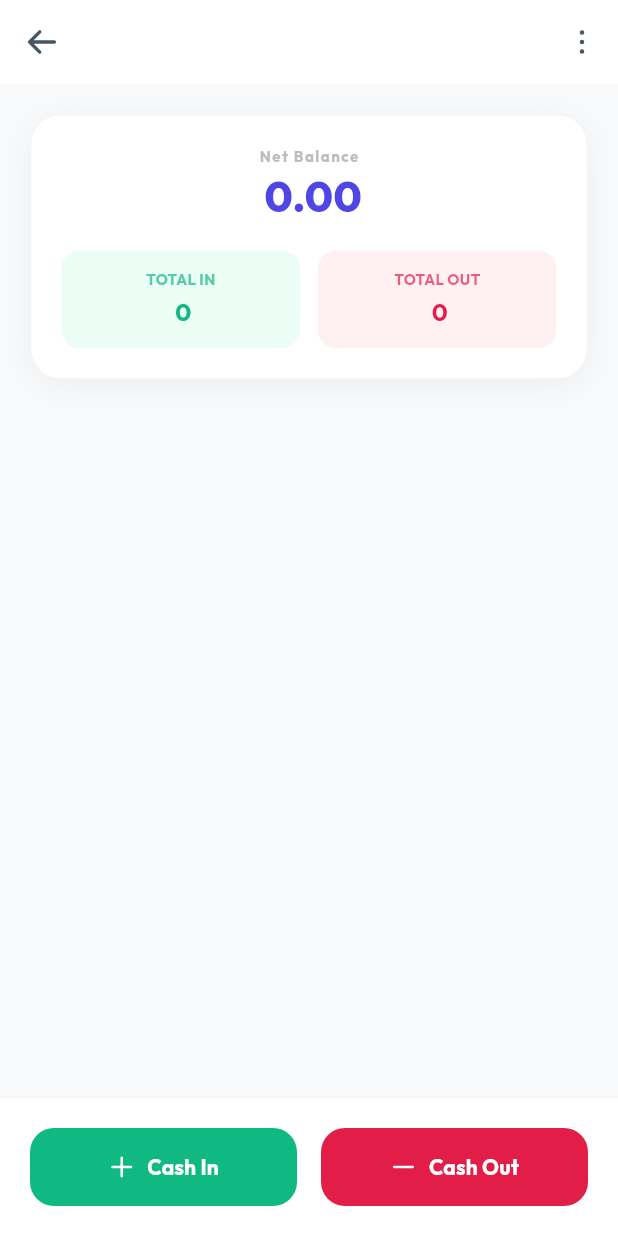
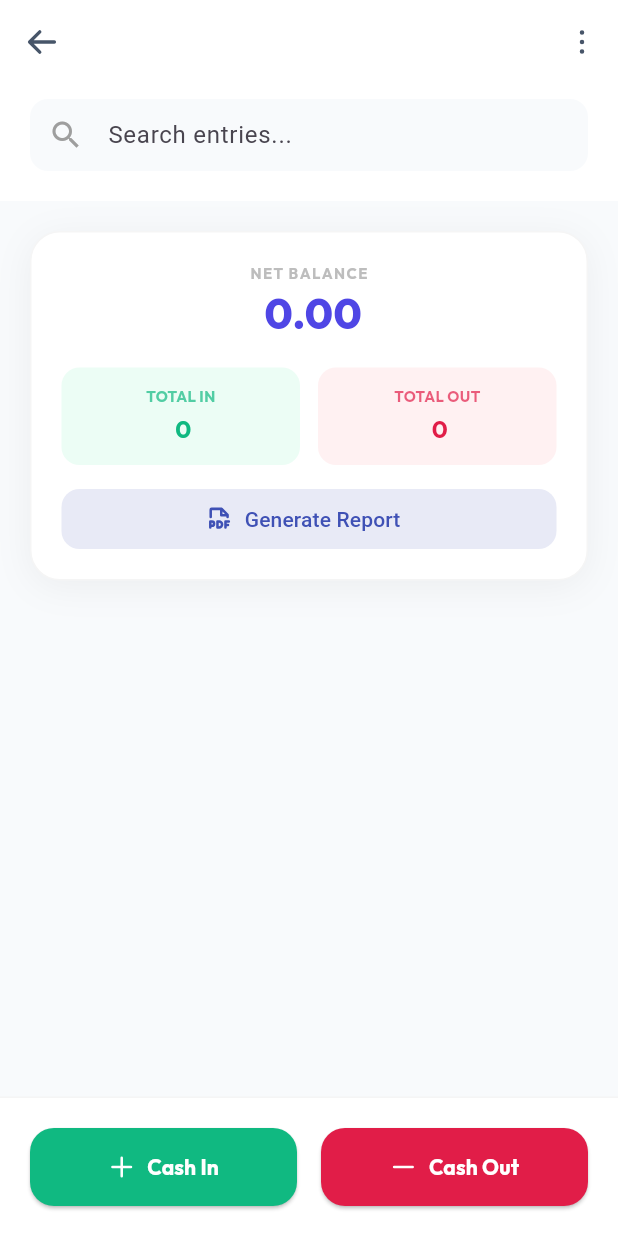
Before and after one commit to BajWarring/Sage_Books, a Flutter app: the CashbookPage screen opened directly with empty values, on a phone screen of 412 x 824 dp. Run offline on Flutter 3.47's test engine with Material 3 defaults, Android fonts, the phone set to English and light mode, and no system bars; our stand-ins replace cloud_firestore, firebase_auth, firebase_core, google_fonts, google_sign_in, lottie and 1 more; accounts and stored records are empty; network calls fail.

Commit message:
Update cashbook_page.dart

```diff
--- a/lib/cashbook/cashbook_page.dart
+++ b/lib/cashbook/cashbook_page.dart
@@ -5,6 +5,7 @@ import 'package:firebase_auth/firebase_auth.dart';
 import 'package:cloud_firestore/cloud_firestore.dart';
 import 'package:intl/intl.dart';
 import 'package:sage_books/cashbook/entry_form.dart';
+import 'package:sage_books/cashbook/entry_details.dart';
 
 class CashbookPage extends StatefulWidget {
   final User user;
@@ -26,10 +27,14 @@ class CashbookPage extends StatefulWidget {
 
 class _CashbookPageState extends State<CashbookPage> {
   // --- HELPERS ---
-  String _formatDate(Timestamp t) {
-    final date = t.toDate();
-    final today = DateTime.now();
-    if (date.year == today.year && date.month == today.month && date.day == today.day) return "Today";
+  String _formatDate(DateTime date) {
+    final now = DateTime.now();
+    final today = DateTime(now.year, now.month, now.day);
+    final yesterday = DateTime(now.year, now.month, now.day - 1);
+    final checkDate = DateTime(date.year, date.month, date.day);
+
+    if (checkDate == today) return "Today";
+    if (checkDate == yesterday) return "Yesterday";
     return DateFormat('MMM d, y').format(date);
   }
 
@@ -37,11 +42,11 @@ class _CashbookPageState extends State<CashbookPage> {
 
   @override
   Widget build(BuildContext context) {
-    final String symbol = widget.currency.split(' ')[0].replaceAll(RegExp(r'[()]'), ''); // Extract '$' or '€'
+    final String symbol = widget.currency;
 
     return Scaffold(
       backgroundColor: const Color(0xFFF8FAFC),
-      // --- HEADER ---
+      // --- APP BAR ---
       appBar: AppBar(
         backgroundColor: Colors.white,
         elevation: 0,
@@ -56,13 +61,33 @@ class _CashbookPageState extends State<CashbookPage> {
         actions: [
           IconButton(
             icon: Icon(PhosphorIcons.dotsThreeVertical(PhosphorIconsStyle.bold), color: const Color(0xFF475569)),
-            onPressed: () {}, // TODO: Cashbook Settings (Edit/Delete)
+            onPressed: () {}, // Options
           ),
         ],
       ),
 
       // --- BODY ---
-      body: StreamBuilder<QuerySnapshot>(
+      body: Column(
+        children: [
+          // 1. SEARCH BAR
+          Container(
+            padding: const EdgeInsets.fromLTRB(20, 10, 20, 20),
+            color: Colors.white,
+            child: TextField(
+              decoration: InputDecoration(
+                hintText: "Search entries...",
+                prefixIcon: const Icon(Icons.search, color: Colors.grey),
+                filled: true,
+                fillColor: const Color(0xFFF8FAFC),
+                contentPadding: EdgeInsets.zero,
+                border: OutlineInputBorder(borderRadius: BorderRadius.circular(12), borderSide: BorderSide.none),
+              ),
+            ),
+          ),
+
+          // 2. MAIN LIST
+          Expanded(
+            child: StreamBuilder<QuerySnapshot>(
               stream: FirebaseFirestore.instance
                   .collection('users')
                   .doc(widget.user.uid)
@@ -72,37 +97,58 @@ class _CashbookPageState extends State<CashbookPage> {
                   .orderBy('date', descending: true)
                   .snapshots(),
               builder: (context, snapshot) {
-          if (snapshot.connectionState == ConnectionState.waiting) return const Center(child: CircularProgressIndicator());
+                if (snapshot.connectionState == ConnectionState.waiting) {
+                  return const Center(child: CircularProgressIndicator());
+                }
 
                 final docs = snapshot.data?.docs ?? [];
 
-          // --- CALCULATE TOTALS ON THE FLY ---
+                // --- A. CALCULATE TOTALS ---
                 double totalIn = 0;
                 double totalOut = 0;
                 for (var doc in docs) {
                   final data = doc.data() as Map<String, dynamic>;
-            double amount = (data['amount'] ?? 0).toDouble();
-            if (data['type'] == 'in') totalIn += amount;
-            else totalOut += amount;
+                  double val = (data['amount'] ?? 0).toDouble();
+                  if (data['type'] == 'in') {
+                    totalIn += val;
+                  } else {
+                    totalOut += val;
+                  }
                 }
                 double netBalance = totalIn - totalOut;
 
-          return Column(
+                // --- B. GROUP ENTRIES BY DATE ---
+                // We use a Map<String, List> to group them
+                Map<String, List<QueryDocumentSnapshot>> groupedEntries = {};
+
+                for (var doc in docs) {
+                  final data = doc.data() as Map<String, dynamic>;
+                  final timestamp = data['date'] as Timestamp;
+                  final dateKey = _formatDate(timestamp.toDate());
+
+                  if (!groupedEntries.containsKey(dateKey)) {
+                    groupedEntries[dateKey] = [];
+                  }
+                  groupedEntries[dateKey]!.add(doc);
+                }
+
+                return ListView(
+                  padding: const EdgeInsets.all(20),
                   children: [
-              // 1. SUMMARY CARD
-              Padding(
-                padding: const EdgeInsets.all(20),
-                child: Container(
+                    // --- SUMMARY CARD ---
+                    Container(
                       padding: const EdgeInsets.all(20),
                       decoration: BoxDecoration(
                         color: Colors.white,
                         borderRadius: BorderRadius.circular(20),
-                    boxShadow: [BoxShadow(color: Colors.black.withOpacity(0.05), blurRadius: 20, offset: const Offset(0, 4))],
                         border: Border.all(color: Colors.grey.shade100),
+                        boxShadow: [
+                          BoxShadow(color: Colors.black.withOpacity(0.05), blurRadius: 20, offset: const Offset(0, 4))
+                        ],
                       ),
                       child: Column(
                         children: [
-                      Text("Net Balance", style: GoogleFonts.outfit(fontSize: 10, fontWeight: FontWeight.bold, color: Colors.grey.shade400, letterSpacing: 1.0)),
+                          Text("NET BALANCE", style: GoogleFonts.outfit(fontSize: 10, fontWeight: FontWeight.bold, color: Colors.grey.shade400, letterSpacing: 1.0)),
                           Text(
                             "$symbol ${netBalance.toStringAsFixed(2)}",
                             style: GoogleFonts.outfit(fontSize: 28, fontWeight: FontWeight.w800, color: const Color(0xFF4F46E5)),
@@ -119,48 +165,103 @@ class _CashbookPageState extends State<CashbookPage> {
                               ),
                             ],
                           ),
+                          const SizedBox(height: 16),
+                          SizedBox(
+                            width: double.infinity,
+                            height: 40,
+                            child: OutlinedButton.icon(
+                              onPressed: (){},
+                              icon: Icon(PhosphorIcons.filePdf(PhosphorIconsStyle.bold), size: 18),
+                              label: const Text("Generate Report"),
+                              style: OutlinedButton.styleFrom(
+                                foregroundColor: Colors.indigo,
+                                backgroundColor: Colors.indigo.shade50,
+                                side: BorderSide.none,
+                                shape: RoundedRectangleBorder(borderRadius: BorderRadius.circular(12))
+                              ),
+                            ),
+                          )
                         ],
                       ),
                     ),
+                    const SizedBox(height: 24),
+
+                    // --- GROUPED LIST RENDER ---
+                    // Iterate through the map entries
+                    ...groupedEntries.entries.map((entry) {
+                      String dateLabel = entry.key; // e.g., "Today"
+                      List<QueryDocumentSnapshot> dayDocs = entry.value;
+
+                      return Column(
+                        crossAxisAlignment: CrossAxisAlignment.start,
+                        children: [
+                          // DATE HEADER (Displays once per group)
+                          Container(
+                            padding: const EdgeInsets.symmetric(horizontal: 10, vertical: 4),
+                            margin: const EdgeInsets.only(bottom: 12),
+                            decoration: BoxDecoration(
+                              color: Colors.grey.shade200,
+                              borderRadius: BorderRadius.circular(8),
+                            ),
+                            child: Text(
+                              dateLabel,
+                              style: GoogleFonts.outfit(fontSize: 12, fontWeight: FontWeight.bold, color: Colors.grey.shade600),
+                            ),
                           ),
 
-              // 2. ENTRIES LIST
-              Expanded(
-                child: ListView.builder(
-                  padding: const EdgeInsets.symmetric(horizontal: 20),
-                  itemCount: docs.length,
-                  itemBuilder: (context, index) {
-                    final data = docs[index].data() as Map<String, dynamic>;
+                          // LIST OF CARDS FOR THIS DATE
+                          ...dayDocs.map((doc) {
+                            final data = doc.data() as Map<String, dynamic>;
                             final bool isIncome = data['type'] == 'in';
 
-                    return Container(
+                            return GestureDetector(
+                              onTap: () {
+                                Navigator.push(
+                                  context,
+                                  MaterialPageRoute(
+                                    builder: (_) => EntryDetailsPage(
+                                      user: widget.user,
+                                      cashbookId: widget.cashbookId,
+                                      entryId: doc.id,
+                                      data: data,
+                                      currencySymbol: symbol
+                                    )
+                                  )
+                                );
+                              },
+                              child: Container(
                                 margin: const EdgeInsets.only(bottom: 12),
                                 padding: const EdgeInsets.all(16),
                                 decoration: BoxDecoration(
                                   color: Colors.white,
                                   borderRadius: BorderRadius.circular(16),
                                   border: Border.all(color: Colors.grey.shade100),
+                                  boxShadow: [
+                                    BoxShadow(color: Colors.black.withOpacity(0.01), blurRadius: 4)
+                                  ],
                                 ),
                                 child: Row(
                                   mainAxisAlignment: MainAxisAlignment.spaceBetween,
                                   children: [
+                                    // Left Side: Remarks & Tags
                                     Column(
                                       crossAxisAlignment: CrossAxisAlignment.start,
                                       children: [
-                              Text(data['remarks'] ?? 'No Remarks', style: GoogleFonts.outfit(fontWeight: FontWeight.w600, color: const Color(0xFF1E293B))),
-                              const SizedBox(height: 4),
+                                        Text(
+                                          data['remarks'] ?? 'No Remarks',
+                                          style: GoogleFonts.outfit(fontWeight: FontWeight.w600, color: const Color(0xFF1E293B)),
+                                        ),
+                                        const SizedBox(height: 6),
                                         Row(
                                           children: [
-                                  _buildTag(_formatTime(data['date'] as Timestamp), Colors.grey.shade100, Colors.grey.shade500),
+                                            _buildTag(_formatTime(data['date'] as Timestamp)),
                                             const SizedBox(width: 6),
-                                  _buildTag(data['paymentMethod'] ?? 'Cash', Colors.grey.shade100, Colors.grey.shade500),
+                                            _buildTag(data['paymentMethod'] ?? 'Cash'),
                                           ],
                                         ),
                                       ],
                                     ),
-                          Column(
-                            crossAxisAlignment: CrossAxisAlignment.end,
-                            children: [
+                                    // Right Side: Amount
                                     Text(
                                       "${isIncome ? '+' : '-'} $symbol ${(data['amount'] ?? 0).toStringAsFixed(2)}",
                                       style: GoogleFonts.outfit(
@@ -169,24 +270,31 @@ class _CashbookPageState extends State<CashbookPage> {
                                         color: isIncome ? const Color(0xFF10B981) : const Color(0xFFE11D48),
                                       ),
                                     ),
-                              Text(_formatDate(data['date'] as Timestamp), style: GoogleFonts.outfit(fontSize: 10, color: Colors.grey.shade400)),
-                            ],
-                          )
                                   ],
                                 ),
+                              ),
+                            );
+                          }), // End of map docs
+
+                          const SizedBox(height: 12), // Spacer between groups
+                        ],
+                      );
+                    }), // End of map groupedEntries
+                  ],
                 );
               },
             ),
           ),
         ],
-          );
-        },
       ),
 
-      // --- BOTTOM ACTION BUTTONS ---
+      // --- BOTTOM BUTTONS ---
       bottomNavigationBar: Container(
         padding: const EdgeInsets.all(20),
-        decoration: BoxDecoration(color: Colors.white, border: Border(top: BorderSide(color: Colors.grey.shade100))),
+        decoration: BoxDecoration(
+          color: Colors.white,
+          border: Border(top: BorderSide(color: Colors.grey.shade100)),
+        ),
         child: Row(
           children: [
             Expanded(
@@ -196,7 +304,6 @@ class _CashbookPageState extends State<CashbookPage> {
                   backgroundColor: const Color(0xFF10B981), // Emerald
                   padding: const EdgeInsets.symmetric(vertical: 16),
                   shape: RoundedRectangleBorder(borderRadius: BorderRadius.circular(16)),
-                  elevation: 0,
                 ),
                 icon: Icon(PhosphorIcons.plus(PhosphorIconsStyle.bold), color: Colors.white),
                 label: Text("Cash In", style: GoogleFonts.outfit(fontWeight: FontWeight.bold, color: Colors.white)),
@@ -210,7 +317,6 @@ class _CashbookPageState extends State<CashbookPage> {
                   backgroundColor: const Color(0xFFE11D48), // Rose
                   padding: const EdgeInsets.symmetric(vertical: 16),
                   shape: RoundedRectangleBorder(borderRadius: BorderRadius.circular(16)),
-                  elevation: 0,
                 ),
                 icon: Icon(PhosphorIcons.minus(PhosphorIconsStyle.bold), color: Colors.white),
                 label: Text("Cash Out", style: GoogleFonts.outfit(fontWeight: FontWeight.bold, color: Colors.white)),
@@ -249,11 +355,18 @@ class _CashbookPageState extends State<CashbookPage> {
     );
   }
 
-  Widget _buildTag(String text, Color bg, Color color) {
+  Widget _buildTag(String text) {
     return Container(
       padding: const EdgeInsets.symmetric(horizontal: 6, vertical: 2),
-      decoration: BoxDecoration(color: bg, borderRadius: BorderRadius.circular(4)),
-      child: Text(text, style: GoogleFonts.outfit(fontSize: 10, fontWeight: FontWeight.w600, color: color)),
+      decoration: BoxDecoration(
+        color: Colors.grey.shade50,
+        borderRadius: BorderRadius.circular(4),
+        border: Border.all(color: Colors.grey.shade200),
+      ),
+      child: Text(
+        text,
+        style: GoogleFonts.outfit(fontSize: 10, fontWeight: FontWeight.w600, color: Colors.grey.shade500),
+      ),
     );
   }
 }
```
Lines whose indentation alone changed are shown as unchanged.
